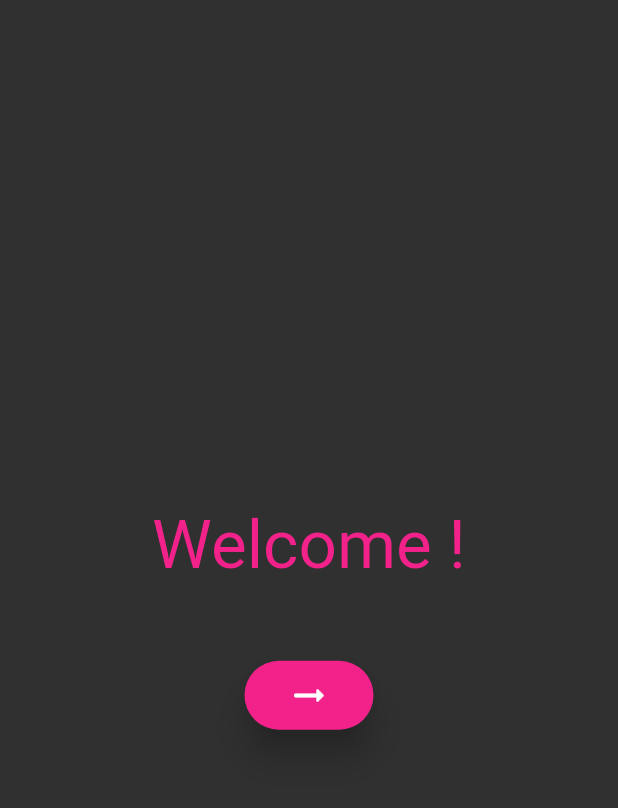
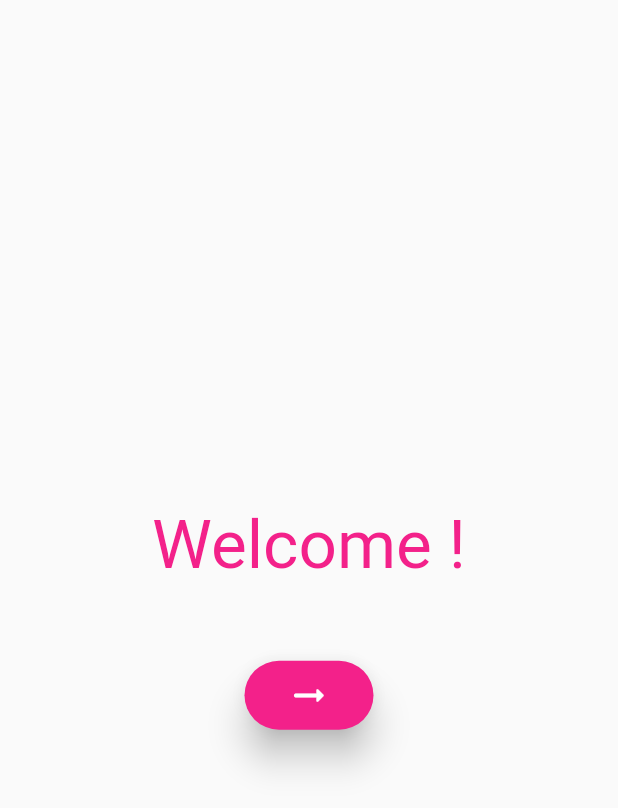
Before and after one commit to Sarath191181208/vtop_app, a Flutter app: the screen it shows after launch, on a phone screen of 412 x 824 dp. Shown: the top 808 px of the screen. Run offline on Flutter 3.47's test engine with Material 2 defaults, Android fonts, the light colour scheme and no system bars; our stand-ins replace shared_preferences.

Commit message:
minor fixes

```diff
--- a/lib/pages/student_details_pages/Components/text_box_decoration.dart
+++ b/lib/pages/student_details_pages/Components/text_box_decoration.dart
@@ -1,6 +1,5 @@
 import 'package:flutter/material.dart';
 
-Color white = Color.fromRGBO(255, 255, 255, 1);
 BoxDecoration getTextBoxDecoration(
   Color textBoxBgColor, {
   double borderRadius = 5.0,
--- a/lib/pages/student_details_pages/academic_details_page.dart
+++ b/lib/pages/student_details_pages/academic_details_page.dart
@@ -18,8 +18,6 @@ class AcademicDetails extends StatelessWidget {
     if (s == "D") return Colors.orange;
     if (s == "E") return Colors.red;
     if (s == "F") return Colors.red;
-
-    // return Colors.black;
   }
 
   @override
--- a/lib/pages/student_details_pages/profile_page.dart
+++ b/lib/pages/student_details_pages/profile_page.dart
@@ -115,7 +115,7 @@ class TextBox extends StatelessWidget {
           children: [
             Text(
               "$header :",
-              style: TextStyle(fontSize: 20.0),
+              style: const TextStyle(fontSize: 20.0),
             ),
             // const SizedBox(height: 10.0),
             Row(
--- a/lib/prefs/pref_theme.dart
+++ b/lib/prefs/pref_theme.dart
@@ -10,7 +10,7 @@ class PrefTheme {
 
   static isDark() async {
     var pref = SharedPref();
-    var data = await pref.get(key);
+    bool? data = await pref.getBool(key);
     return (data == null) ? false : data;
   }
 }
--- a/lib/prefs/prefs.dart
+++ b/lib/prefs/prefs.dart
@@ -7,6 +7,13 @@ class SharedPref {
     String? data = prefs.getString(key);
 
     return (data == null) ? null : json.decode(data);
+  }
+
+  getBool(String key) async {
+    final prefs = await SharedPreferences.getInstance();
+    bool? data = prefs.getBool(key);
+
+    return (data == null) ? null : data;
   }
 
   save(String key, value) async {
--- a/lib/theme_manager.dart
+++ b/lib/theme_manager.dart
@@ -88,14 +88,14 @@ class ThemeNotifier with ChangeNotifier {
     ),
   ]);
 
-  bool _isDarkTheme = true;
+  bool _isDarkTheme = false;
 
   ThemeData getTheme() => _isDarkTheme ? darkTheme : lightTheme;
 
   ThemeNotifier() {
     var isDark = PrefTheme.isDark();
     isDark.then((value) {
-      // _isDarkTheme = value;
+      _isDarkTheme = value;
       notifyListeners();
     });
   }
```
